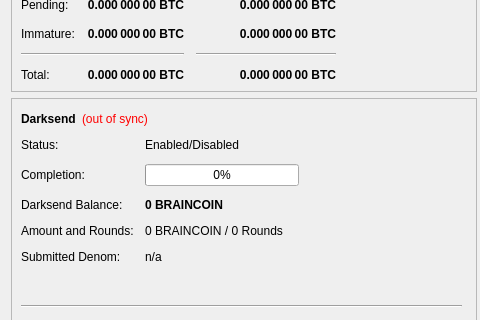
Before: the Qt Designer form src/qt/forms/overviewpage.ui in ticclassic/ic, drawn with Qt 5; both pictures show x 0 to 480 and y 124 to 444 of the 960 by 585 pixel window.
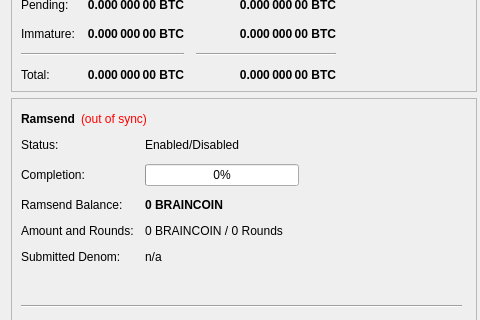
After: the same form once the commit is applied.

```diff
--- a/src/qt/forms/overviewpage.ui
+++ b/src/qt/forms/overviewpage.ui
@@ -461,7 +461,7 @@
            <item row="2" column="0">
             <widget class="QLabel" name="labelAnonymizedText">
              <property name="text">
-              <string>Darksend Balance:</string>
+              <string>Ramsend Balance:</string>
              </property>
             </widget>
            </item>
@@ -1078,7 +1078,7 @@
               </font>
              </property>
              <property name="text">
-              <string>Darksend</string>
+              <string>Ramsend</string>
              </property>
             </widget>
            </item>
```
Left out of the diff: 20 changed lines with no effect on the pictures.
